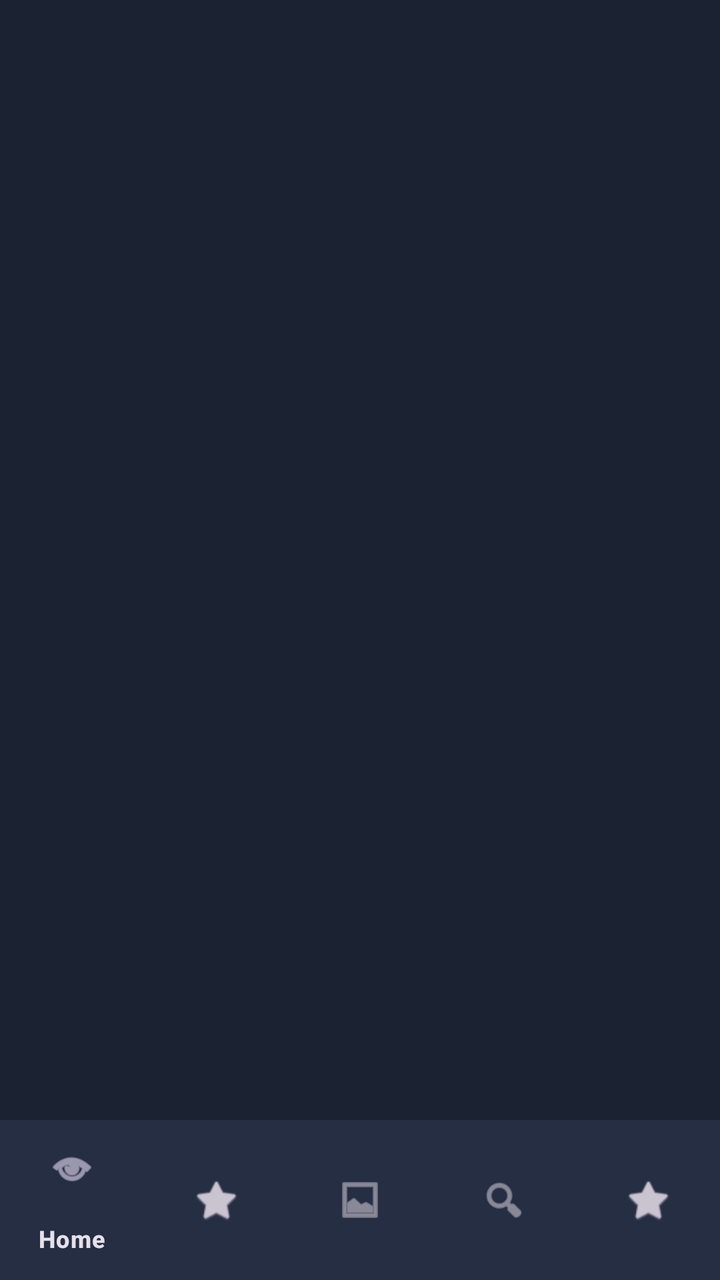
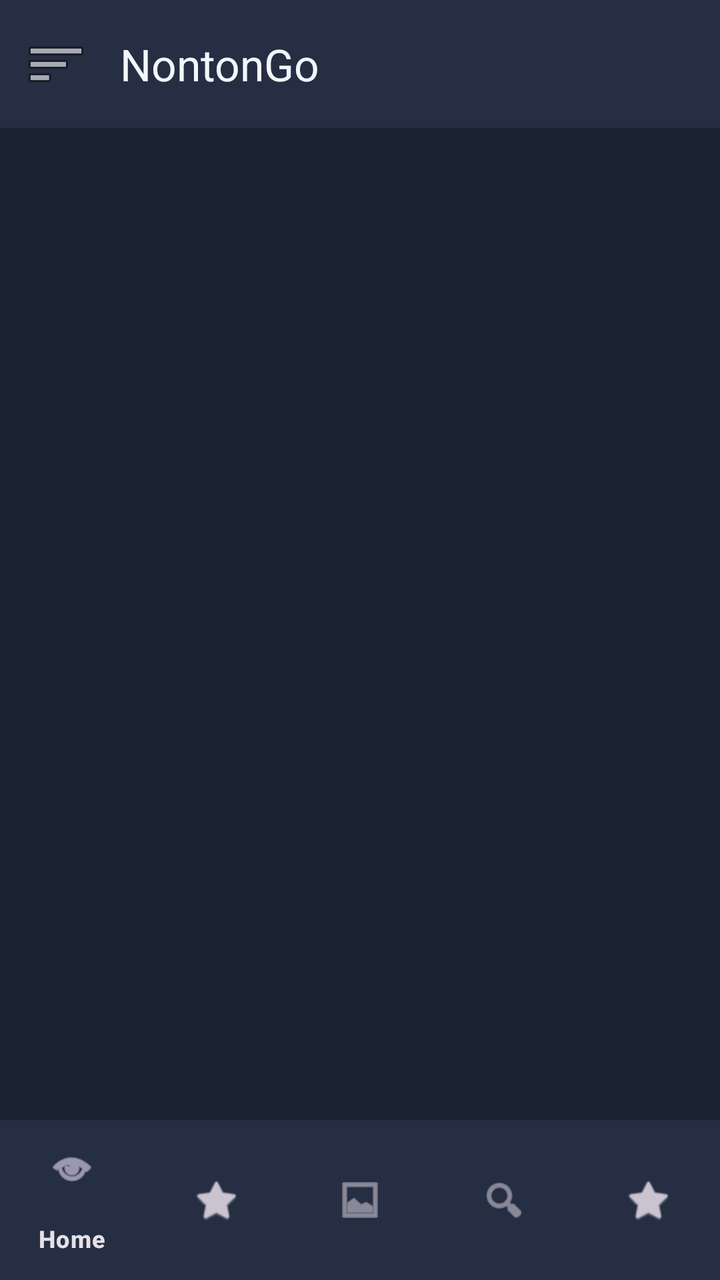

Before-and-after screenshots of an Android layout around one commit, followed by the original layout XML and the change that was made.
<!-- AndroidManifest.xml: application theme Theme.NontonGo -->
<!-- res/layout/activity_main.xml -->
<?xml version="1.0" encoding="utf-8"?>
<LinearLayout xmlns:android="http://schemas.android.com/apk/res/android"
    xmlns:app="http://schemas.android.com/apk/res-auto"
    android:layout_width="match_parent"
    android:layout_height="match_parent"
    android:orientation="vertical"
    android:background="@color/bg">

    <FrameLayout
        android:id="@+id/fragment_container"
        android:layout_width="match_parent"
        android:layout_height="0dp"
        android:layout_weight="1" />

    <com.google.android.material.bottomnavigation.BottomNavigationView
        android:id="@+id/bottom_nav"
        android:layout_width="match_parent"
        android:layout_height="wrap_content"
        android:background="@color/app"
        app:menu="@menu/menu_bottom" />
</LinearLayout>
<!-- resources referenced by this layout -->
<resources>
  <color name="app">#252E42</color>
  <color name="bg">#1B2333</color>
  <style name="Theme.NontonGo" parent="Theme.Material3.Dark.NoActionBar">
          <item name="colorPrimary">@color/accent</item>
          <item name="colorPrimaryContainer">@color/accent</item>
          <item name="colorSecondary">@color/accent2</item>
          <item name="android:colorBackground">@color/bg</item>
          <item name="colorSurface">@color/surface</item>
          <item name="android:textColorPrimary">@color/text</item>
          <item name="android:textColorSecondary">@color/muted</item>
          <item name="android:statusBarColor">@color/app</item>
          <item name="android:navigationBarColor">@color/app</item>
          <item name="android:windowBackground">@color/bg</item>
      </style>
  <color name="accent">#E50914</color>
  <color name="accent2">#FF5C67</color>
  <color name="surface">#2F3A52</color>
  <color name="text">#F2F6FD</color>
  <color name="muted">#ADB8D0</color>
</resources>

<!-- the commit's change to res/layout/activity_main.xml (unified diff, before → after) -->
@@ -1,21 +1,72 @@
+<?xml version="1.0" encoding="utf-8"?>
+<androidx.drawerlayout.widget.DrawerLayout xmlns:android="http://schemas.android.com/apk/res/android"
+    xmlns:app="http://schemas.android.com/apk/res-auto"
+    android:id="@+id/drawer"
+    android:layout_width="match_parent"
+    android:layout_height="match_parent">
+
+    <LinearLayout
+        android:layout_width="match_parent"
+        android:layout_height="match_parent"
+        android:orientation="vertical"
+        android:background="@color/bg">
+
+        <com.google.android.material.appbar.MaterialToolbar
+            android:id="@+id/topbar"
+            android:layout_width="match_parent"
+            android:layout_height="?attr/actionBarSize"
+            android:background="@color/app"
+            app:navigationIcon="@android:drawable/ic_menu_sort_by_size"
+            app:title="NontonGo"
+            app:titleTextColor="@color/text" />
+
+        <FrameLayout
+            android:id="@+id/fragment_container"
+            android:layout_width="match_parent"
+            android:layout_height="0dp"
+            android:layout_weight="1" />
+
+        <com.google.android.material.bottomnavigation.BottomNavigationView
+            android:id="@+id/bottom_nav"
+            android:layout_width="match_parent"
+            android:layout_height="wrap_content"
+            android:background="@color/app"
+            app:menu="@menu/menu_bottom" />
+    </LinearLayout>
+
+    <com.google.android.material.navigation.NavigationView
+        android:id="@+id/nav_view"
+        android:layout_width="wrap_content"
+        android:layout_height="match_parent"
+        android:layout_gravity="start"
+        android:background="@color/surface"
+        app:headerLayout="@layout/nav_header"
+        app:menu="@menu/menu_drawer"
+        app:itemTextColor="@color/text"
+        app:itemIconTint="@color/muted" />
+</androidx.drawerlayout.widget.DrawerLayout>
+<!-- res/layout/nav_header.xml (included above) -->
 <?xml version="1.0" encoding="utf-8"?>
 <LinearLayout xmlns:android="http://schemas.android.com/apk/res/android"
-    xmlns:app="http://schemas.android.com/apk/res-auto"
     android:layout_width="match_parent"
-    android:layout_height="match_parent"
+    android:layout_height="wrap_content"
     android:orientation="vertical"
-    android:background="@color/bg">
+    android:background="@color/surface"
+    android:padding="20dp">
 
-    <FrameLayout
-        android:id="@+id/fragment_container"
-        android:layout_width="match_parent"
-        android:layout_height="0dp"
-        android:layout_weight="1" />
+    <TextView
+        android:layout_width="wrap_content"
+        android:layout_height="wrap_content"
+        android:text="NontonGo"
+        android:textColor="@color/text"
+        android:textSize="20sp"
+        android:textStyle="bold" />
 
-    <com.google.android.material.bottomnavigation.BottomNavigationView
-        android:id="@+id/bottom_nav"
-        android:layout_width="match_parent"
+    <TextView
+        android:layout_width="wrap_content"
         android:layout_height="wrap_content"
-        android:background="@color/app"
-        app:menu="@menu/menu_bottom" />
+        android:paddingTop="4dp"
+        android:text="Streaming film &amp; series"
+        android:textColor="@color/muted"
+        android:textSize="12sp" />
 </LinearLayout>
